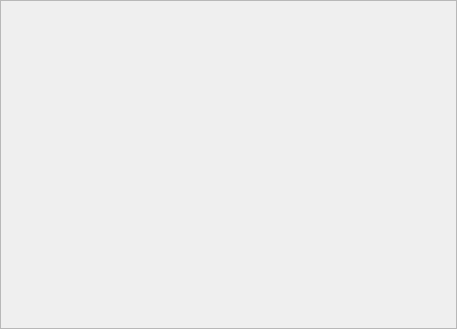
The window that view/brushwidget.ui (jm4R/TouchImage) describes before a commit, drawn with Qt 5.
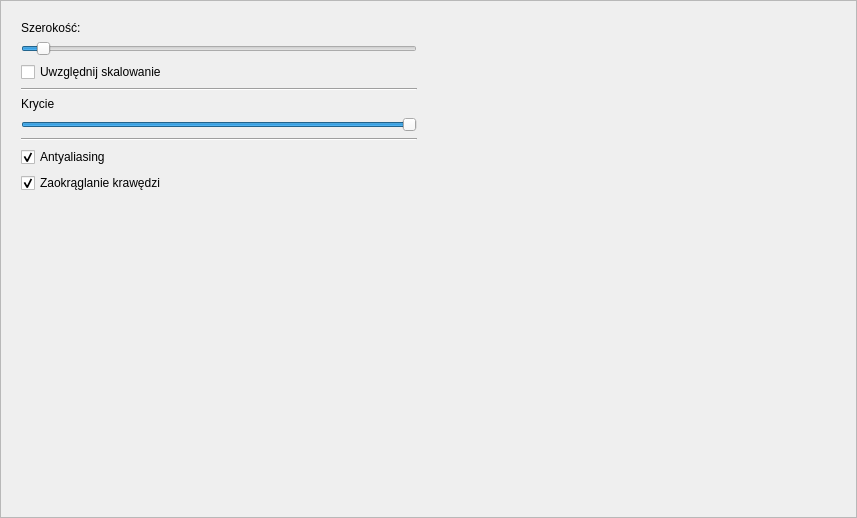
The same window after the commit.

Patch:
```diff
--- a/view/brushwidget.ui
+++ b/view/brushwidget.ui
@@ -6,8 +6,8 @@
    <rect>
     <x>0</x>
     <y>0</y>
-    <width>457</width>
-    <height>329</height>
+    <width>857</width>
+    <height>518</height>
    </rect>
   </property>
   <property name="windowTitle">
@@ -19,6 +19,130 @@
   <property name="frameShadow">
    <enum>QFrame::Raised</enum>
   </property>
+  <layout class="QHBoxLayout" name="horizontalLayout">
+   <item>
+    <widget class="QWidget" name="widget" native="true">
+     <layout class="QVBoxLayout" name="verticalLayout">
+      <item>
+       <widget class="QLabel" name="label">
+        <property name="text">
+         <string>Szerokość:</string>
+        </property>
+       </widget>
+      </item>
+      <item>
+       <widget class="QSlider" name="widthSlider">
+        <property name="minimum">
+         <number>1</number>
+        </property>
+        <property name="maximum">
+         <number>500</number>
+        </property>
+        <property name="value">
+         <number>20</number>
+        </property>
+        <property name="orientation">
+         <enum>Qt::Horizontal</enum>
+        </property>
+       </widget>
+      </item>
+      <item>
+       <widget class="QCheckBox" name="cosmeticCheckBox">
+        <property name="text">
+         <string>Uwzględnij skalowanie</string>
+        </property>
+       </widget>
+      </item>
+      <item>
+       <widget class="Line" name="line">
+        <property name="orientation">
+         <enum>Qt::Horizontal</enum>
+        </property>
+       </widget>
+      </item>
+      <item>
+       <widget class="QLabel" name="label_2">
+        <property name="text">
+         <string>Krycie</string>
+        </property>
+       </widget>
+      </item>
+      <item>
+       <widget class="QSlider" name="opacitySlider">
+        <property name="minimum">
+         <number>1</number>
+        </property>
+        <property name="maximum">
+         <number>255</number>
+        </property>
+        <property name="value">
+         <number>255</number>
+        </property>
+        <property name="orientation">
+         <enum>Qt::Horizontal</enum>
+        </property>
+       </widget>
+      </item>
+      <item>
+       <widget class="Line" name="line_2">
+        <property name="orientation">
+         <enum>Qt::Horizontal</enum>
+        </property>
+       </widget>
+      </item>
+      <item>
+       <widget class="QCheckBox" name="antialiasingCheckBox">
+        <property name="text">
+         <string>Antyaliasing</string>
+        </property>
+        <property name="checked">
+         <bool>true</bool>
+        </property>
+       </widget>
+      </item>
+      <item>
+       <widget class="QCheckBox" name="roundCheckBox">
+        <property name="text">
+         <string>Zaokrąglanie krawędzi</string>
+        </property>
+        <property name="checked">
+         <bool>true</bool>
+        </property>
+       </widget>
+      </item>
+      <item>
+       <spacer name="verticalSpacer">
+        <property name="orientation">
+         <enum>Qt::Vertical</enum>
+        </property>
+        <property name="sizeHint" stdset="0">
+         <size>
+          <width>20</width>
+          <height>40</height>
+         </size>
+        </property>
+       </spacer>
+      </item>
+     </layout>
+    </widget>
+   </item>
+   <item>
+    <widget class="QLabel" name="previewLabel">
+     <property name="sizePolicy">
+      <sizepolicy hsizetype="MinimumExpanding" vsizetype="Preferred">
+       <horstretch>0</horstretch>
+       <verstretch>0</verstretch>
+      </sizepolicy>
+     </property>
+     <property name="text">
+      <string/>
+     </property>
+     <property name="alignment">
+      <set>Qt::AlignCenter</set>
+     </property>
+    </widget>
+   </item>
+  </layout>
  </widget>
  <resources/>
  <connections/>
```
